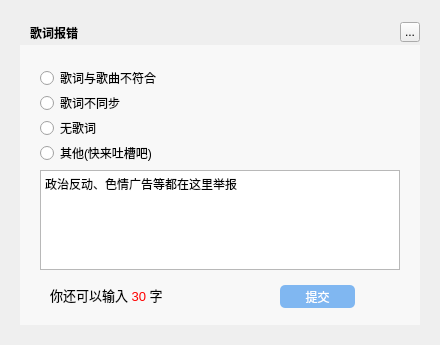
Greedysky/TTKMusicPlayer, file TTKCore/musicUi/musicLrcmanager/musiclrcerrorwidget.ui: the form before one commit.
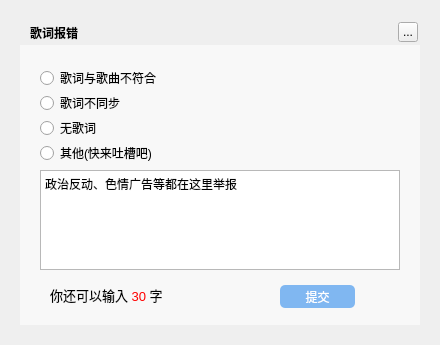
The form after the commit.

```diff
--- a/TTKCore/musicUi/musicLrcmanager/musiclrcerrorwidget.ui
+++ b/TTKCore/musicUi/musicLrcmanager/musiclrcerrorwidget.ui
@@ -45,7 +45,7 @@
   <widget class="QToolButton" name="topTitleCloseButton">
    <property name="geometry">
     <rect>
-     <x>400</x>
+     <x>398</x>
      <y>22</y>
      <width>20</width>
      <height>20</height>
```
